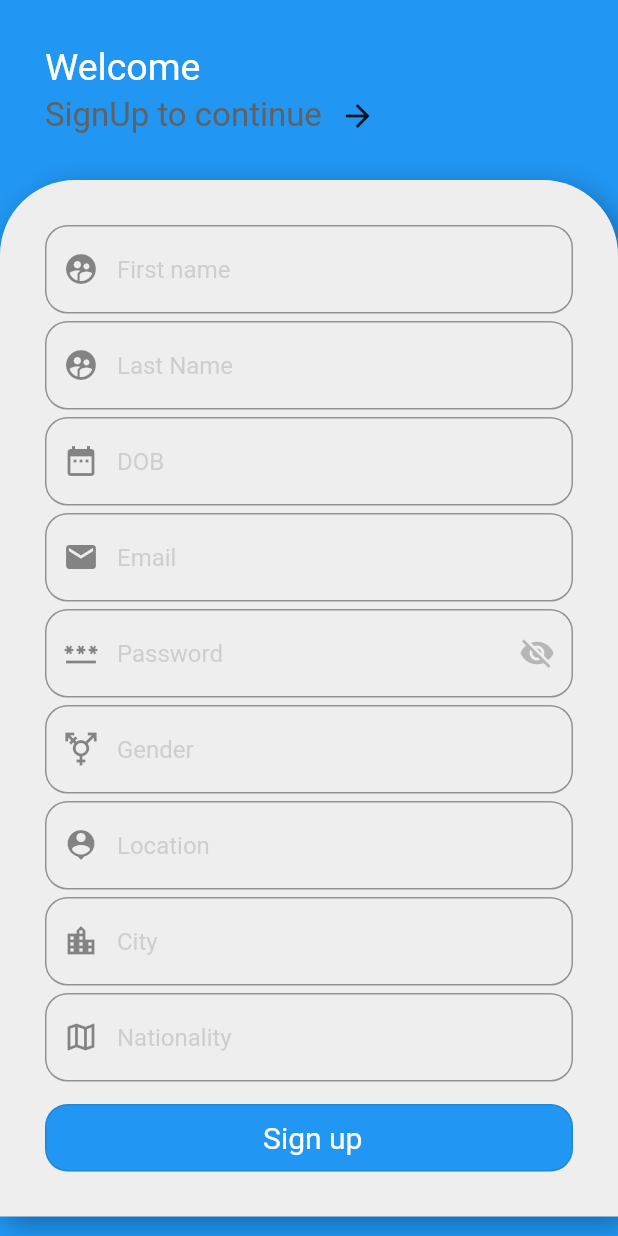
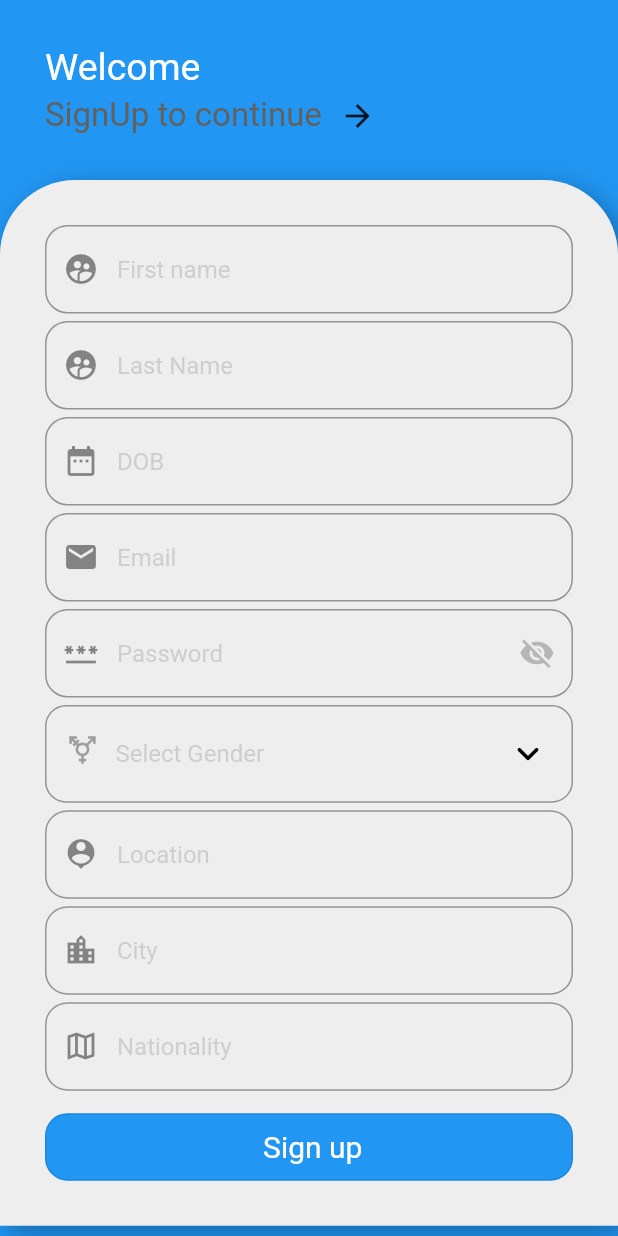
Before and after one commit to VishalR88/voice_to_text, a Flutter app: the RegisterPage screen opened directly, on a phone screen of 412 x 824 dp. Run offline on Flutter 3.47's test engine with Material 2 defaults, Android fonts, the phone set to English and light mode, and no system bars; drawn by our look-alikes of dropdown_button2; our stand-ins replace audioplayers, cloud_firestore, email_validator, firebase_auth, firebase_core, flutter_spinkit and 4 more; missing offline and left inert: audioplayer, record; accounts and stored records are empty; network calls fail.

Commit message:
added gender drop down and changed date format

```diff
--- a/lib/Pages/otp.dart
+++ b/lib/Pages/otp.dart
@@ -164,11 +164,11 @@ class _OtpState extends State<Otp> {
           padding: const EdgeInsets.symmetric(vertical: 24, horizontal: 32),
           child: Column(
             children: [
-              Align(
-                alignment: Alignment.topLeft,
-                child: GestureDetector(
-                  onTap: () => Navigator.pop(context),
-                  child: const Icon(
+              GestureDetector(
+                onTap: () => Navigator.pop(context),
+                child: const Align(
+                  alignment: Alignment.topLeft,
+                  child: Icon(
                     Icons.arrow_back,
                     size: 32,
                     color: Colors.black54,
--- a/lib/Pages/registerPage.dart
+++ b/lib/Pages/registerPage.dart
@@ -8,6 +8,7 @@ import 'package:voice_to_text/Model/API_class.dart';
 import 'package:voice_to_text/Pages/login_page.dart';
 import 'package:voice_to_text/Pages/verify_otp.dart';
 import 'package:voice_to_text/Widget/btn_widget.dart';
+import 'package:voice_to_text/Widget/dropDown_Field.dart';
 import 'package:voice_to_text/Widget/email_textField_widget.dart';
 
 import '../firebase_service.dart';
@@ -33,6 +34,7 @@ class _RegisterPageState extends State<RegisterPage> {
   FirebaseConnection fconnection = FirebaseConnection();
   bool isLoading = false;
   bool showHide = true;
+  String? gender;
 
   togglepsd() {
     setState(() {
@@ -50,7 +52,7 @@ class _RegisterPageState extends State<RegisterPage> {
         firstDate: DateTime(1950),
         lastDate: DateTime.now());
     if (picked != null && picked != selectedDate) {
-      final DateFormat formatter = DateFormat('yyyy/M/dd');
+      final DateFormat formatter = DateFormat('dd/MM/yyyy');
       final String formatted = formatter.format(picked);
       if (mounted) {
         setState(() {
@@ -59,7 +61,6 @@ class _RegisterPageState extends State<RegisterPage> {
       }
     }
   }
-
   bool validateStructure(String value) {
     String pattern =
         r'^(?=.*?[A-Z])(?=.*?[a-z])(?=.*?[0-9])(?=.*?[!@#\$&*~]).{8,}$';
@@ -261,18 +262,26 @@ class _RegisterPageState extends State<RegisterPage> {
                                       const SizedBox(
                                         height: 5,
                                       ),
-                                      EmailFieldWidget(
-                                        validators: (value) {
-                                          return null;
-                                        },
-                                        keyboardTYPE: TextInputType.text,
-                                        controller: _genderController,
-                                        icon: Icons.transgender,
-                                        hint: "Gender",
-                                        obscuretxt: false,
-                                        showHide: false,
-                                        readOnly: false,
-                                      ),
+                                       DropDownField(selectedValue: gender,onselectGender: (value){
+                                         setState(() {
+                                           gender = value.toString();
+                                         });
+                                       },),
+                                      // EmailFieldWidget(
+                                      //   validators: (value) {
+                                      //     return null;
+                                      //   },
+                                      //   keyboardTYPE: TextInputType.text,
+                                      //   controller: _genderController,
+                                      //   icon: Icons.transgender,
+                                      //   hint: "Gender",
+                                      //   obscuretxt: false,
+                                      //   showHide: false,
+                                      //   readOnly: false,
+                                      //   ontapofeditText: (){
+                                      //
+                                      //   },
+                                      // ),
                                       const SizedBox(
                                         height: 5,
                                       ),
@@ -340,7 +349,7 @@ class _RegisterPageState extends State<RegisterPage> {
                                     _dobCintroller.text,
                                     _emailController.text,
                                     _passwordController.text,
-                                    _genderController.text,
+                                    "$gender",
                                     _locationCOntroller.text,
                                     _cityController.text,
                                     _nationalityController.text,
--- a/lib/Pages/verify_otp.dart
+++ b/lib/Pages/verify_otp.dart
@@ -56,11 +56,11 @@ class _VerifyOtpState extends State<VerifyOtp> {
           padding: const EdgeInsets.symmetric(vertical: 24, horizontal: 32),
           child: Column(
             children: [
-              Align(
-                alignment: Alignment.topLeft,
-                child: GestureDetector(
-                  onTap: () => Navigator.pop(context),
-                  child: const Icon(
+              GestureDetector(
+                onTap: () => Navigator.pop(context),
+                child: const Align(
+                  alignment: Alignment.topLeft,
+                  child:  Icon(
                     Icons.arrow_back,
                     size: 32,
                     color: Colors.black54,
--- /dev/null
+++ b/lib/Widget/dropDown_Field.dart
@@ -0,0 +1,102 @@
+import 'package:dropdown_button2/dropdown_button2.dart';
+import 'package:flutter/material.dart';
+
+class DropDownField extends StatefulWidget {
+   DropDownField({Key? key,this.selectedValue,required this.onselectGender}) : super(key: key);
+  String? selectedValue;
+  Function onselectGender;
+  @override
+  _DropDownFieldState createState() => _DropDownFieldState();
+}
+
+class _DropDownFieldState extends State<DropDownField> {
+
+  List<String> items = [
+    'Male',
+    'Female',
+    'Prefer not to say',
+  ];
+  List<IconData> icons = [Icons.male, Icons.female, Icons.transgender];
+
+  @override
+  Widget build(BuildContext context) {
+    return Stack(children: [
+
+      Container(
+        decoration:  BoxDecoration(
+          borderRadius: BorderRadius.circular(14),
+          border: Border.all(
+            color: Colors.black38,
+          ),
+          // color: Colors.transparent,
+        ),
+        padding: const EdgeInsets.only(left: 32.0),
+        // margin: const EdgeInsets.only(top: 64.0, left: 16.0, right: 16.0),
+        height: MediaQuery.of(context).size.height * 0.079,
+        width: MediaQuery.of(context).size.width,
+        child: DropdownButtonHideUnderline(
+          child: DropdownButton2(
+            isExpanded: true,
+            hint: Text(
+              'Select Gender',
+              style: TextStyle(
+                  fontSize: 16,
+                  // fontWeight: FontWeight.w300,
+                  color: Colors.grey.withOpacity(0.4)),
+              overflow: TextOverflow.ellipsis,
+            ),
+            items: items
+                .map((item) => DropdownMenuItem<String>(
+                      value: item,
+                      child: Text(
+                        item,
+                        style:
+                            const TextStyle(fontSize: 14, color: Colors.black),
+                        overflow: TextOverflow.ellipsis,
+                      ),
+                    ))
+                .toList(),
+            value: widget.selectedValue,
+            onChanged: (value) {
+              widget.onselectGender(value);
+            },
+            icon: const Icon(
+              Icons.keyboard_arrow_down_rounded,
+            ),
+            iconSize: 30,
+            iconEnabledColor: Colors.black,
+            iconDisabledColor: Colors.grey,
+            buttonHeight: 50,
+            buttonWidth: 160,
+            buttonPadding: const EdgeInsets.only(left: 14, right: 14),
+
+            itemHeight: 40,
+            itemPadding: const EdgeInsets.only(left: 14, right: 14),
+            dropdownMaxHeight: 200,
+
+            dropdownPadding: null,
+            dropdownDecoration: BoxDecoration(
+              borderRadius: BorderRadius.circular(14),
+              color: Colors.grey[200],
+            ),
+
+            scrollbarRadius: const Radius.circular(40),
+            scrollbarThickness: 6,
+            scrollbarAlwaysShow: true,
+
+          ),
+        ),
+      ),
+      const Positioned(
+        left: 15,
+        top: 20,
+        child:  Icon(
+          Icons.transgender,
+          color: Colors.grey,
+          size: 20.0,
+        ),
+      ),
+
+    ]);
+  }
+}
--- a/lib/main.dart
+++ b/lib/main.dart
@@ -28,7 +28,7 @@ class MyApp extends StatelessWidget {
       theme: ThemeData(
         primarySwatch: Colors.blue,
       ),
-      home:  SplashScreen(),
+      home:  const SplashScreen(),
     );
   }
 }
--- a/pubspec.yaml
+++ b/pubspec.yaml
@@ -55,6 +55,7 @@ dependencies:
   firebase_auth:
   pin_code_fields:
   google_sign_in: ^5.1.0
+  dropdown_button2: ^1.1.1
 
 dev_dependencies:
   flutter_test:
```
Also changed, not shown: pubspec.lock.
